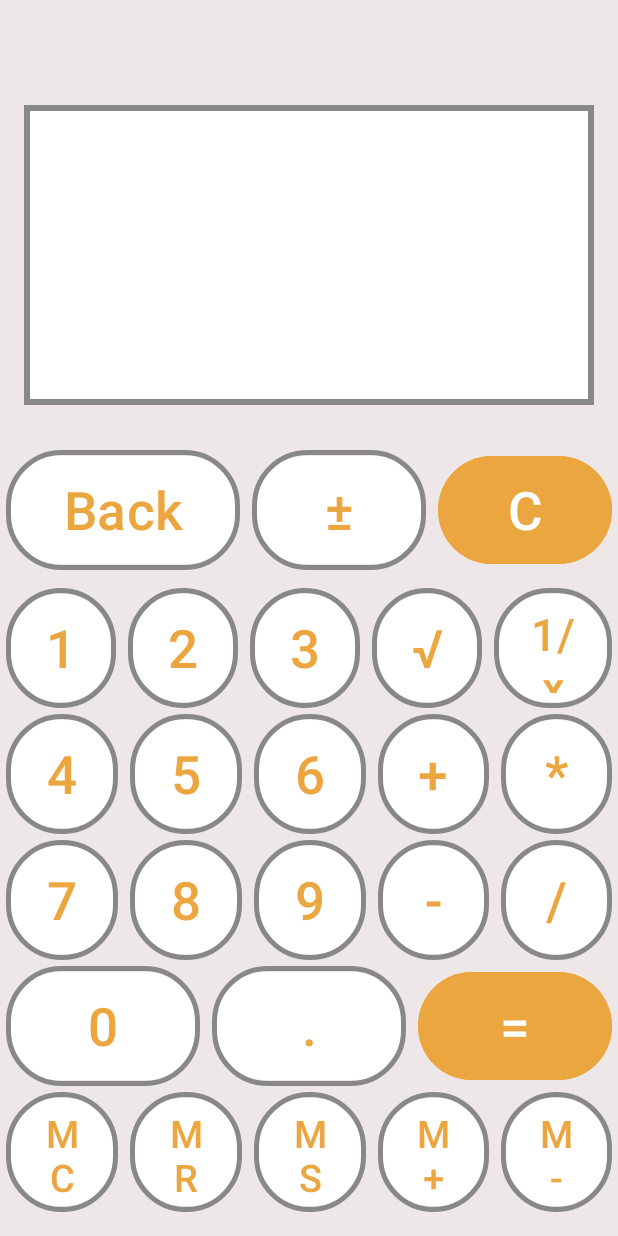
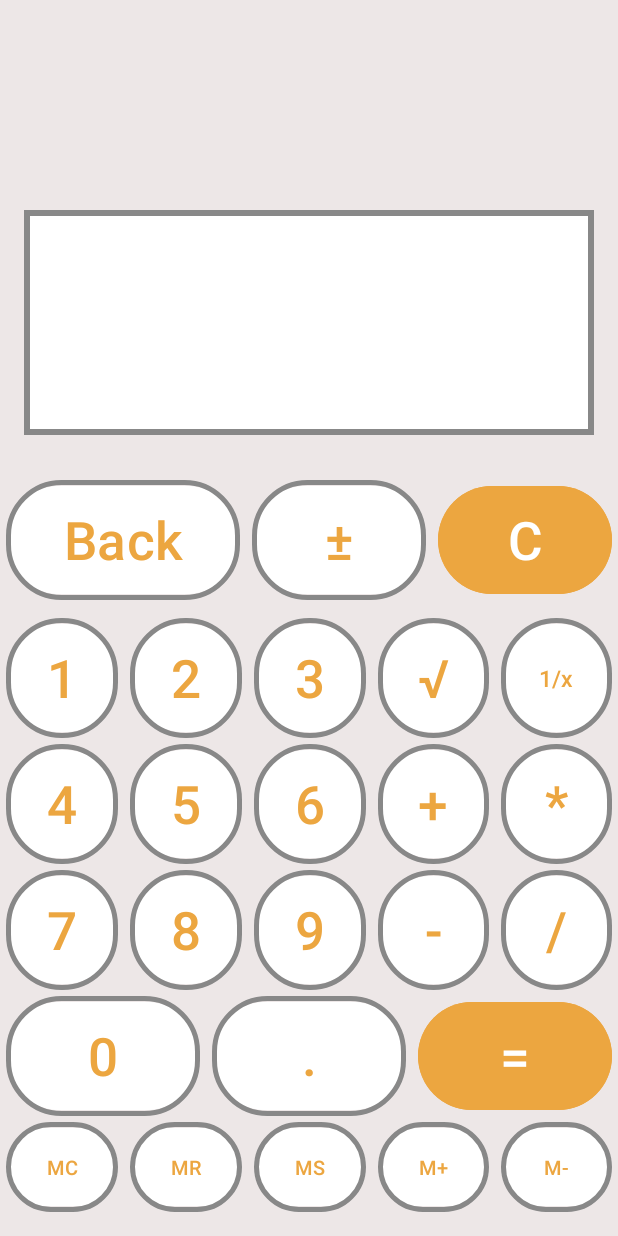
Before and after one commit to SoTokcuk/Calculator, an Android app: the screen it shows after launch (MainActivity), on a phone screen of 412 x 824 dp. Run offline under Robolectric (Android 15) with nearby library versions, the phone set to English and light mode, and no system bars.

Commit message:
fixed layouts

```diff
--- a/app/src/main/res/layout/activity_main.xml
+++ b/app/src/main/res/layout/activity_main.xml
@@ -57,7 +57,7 @@
     <TextView
         android:id="@+id/result"
         android:layout_width="match_parent"
-        android:layout_height="200sp"
+        android:layout_height="150sp"
         android:layout_marginStart="16sp"
         android:layout_marginEnd="16sp"
         android:layout_marginBottom="30sp"
@@ -73,7 +73,7 @@
     <TextView
         android:id="@+id/operation"
         android:layout_width="match_parent"
-        android:layout_height="252sp"
+        android:layout_height="150sp"
         android:layout_marginStart="16sp"
         android:layout_marginTop="16sp"
         android:layout_marginEnd="16sp"
@@ -200,7 +200,7 @@
             android:foreground="@drawable/button_border"
             android:text="@string/invert"
             android:textColor="@color/btn_orange"
-            android:textSize="30sp" />
+            android:textSize="15sp" />
 
     </LinearLayout>
 
@@ -354,7 +354,7 @@
 
     <LinearLayout
         android:layout_width="match_parent"
-        android:layout_height="80sp"
+        android:layout_height="60sp"
         android:layout_marginStart="4sp"
         android:layout_marginTop="4sp"
         android:layout_marginEnd="4sp"
@@ -376,7 +376,7 @@
             android:foreground="@drawable/button_border"
             android:text="MC"
             android:textColor="@color/btn_orange"
-            android:textSize="25sp" />
+            android:textSize="13sp" />
 
         <Button
             android:id="@+id/button_mr"
@@ -388,7 +388,7 @@
             android:foreground="@drawable/button_border"
             android:text="MR"
             android:textColor="@color/btn_orange"
-            android:textSize="25sp" />
+            android:textSize="13sp" />
 
         <Button
             android:id="@+id/button_ms"
@@ -400,7 +400,7 @@
             android:foreground="@drawable/button_border"
             android:text="MS"
             android:textColor="@color/btn_orange"
-            android:textSize="25sp" />
+            android:textSize="13sp" />
 
         <Button
             android:id="@+id/button_mplus"
@@ -412,7 +412,7 @@
             android:foreground="@drawable/button_border"
             android:text="M+"
             android:textColor="@color/btn_orange"
-            android:textSize="25sp" />
+            android:textSize="13sp" />
 
         <Button
             android:id="@+id/button_mminus"
@@ -423,7 +423,7 @@
             android:foreground="@drawable/button_border"
             android:text="M-"
             android:textColor="@color/btn_orange"
-            android:textSize="25sp" />
+            android:textSize="13sp" />
     </LinearLayout>
 
 
```
